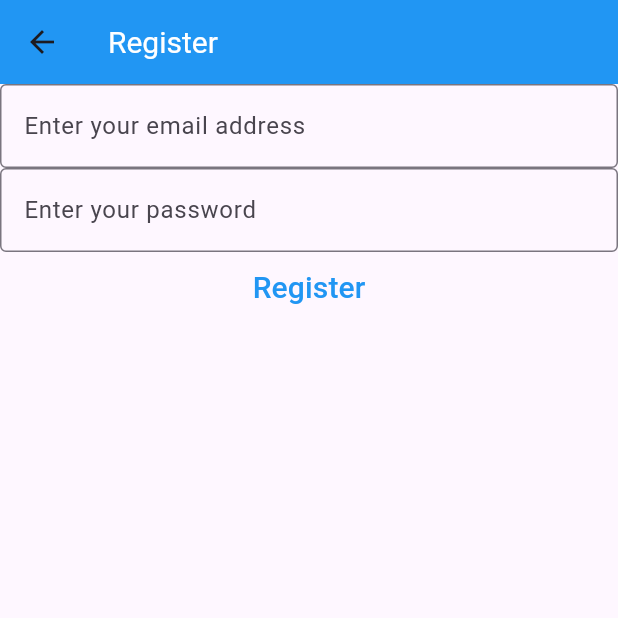
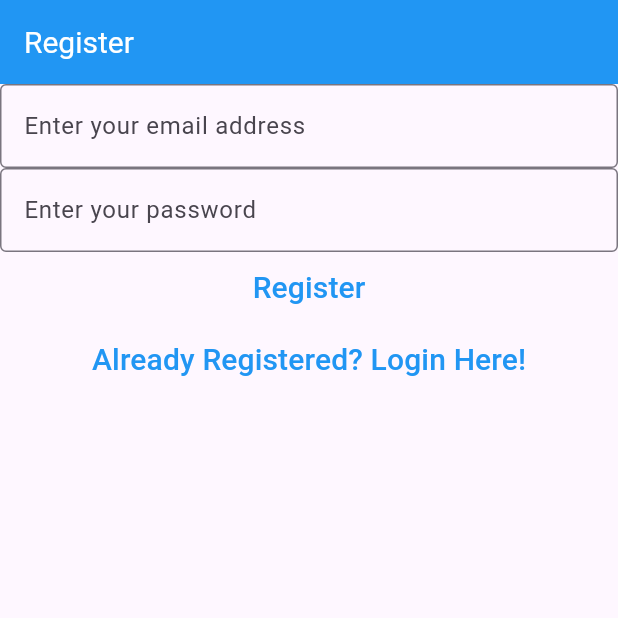
Before and after one commit to DeathlyMade/mynotes, a Flutter app: the RegisterView screen opened directly, on a phone screen of 412 x 824 dp, the top half of it. Run offline on Flutter 3.47's test engine with Material 3 defaults, Android fonts, the phone set to English and light mode, and no system bars; our stand-ins replace firebase_auth, firebase_core; accounts and stored records are empty.

Commit message:
Made many changes

```diff
--- a/lib/views/register_view.dart
+++ b/lib/views/register_view.dart
@@ -34,26 +34,8 @@ class _RegisterViewState extends State<RegisterView> {
         title: const Text('Register'),
         backgroundColor: Colors.blue,
         titleTextStyle: const TextStyle(color: Colors.white, fontSize: 20),
-      ),body: FutureBuilder(
-        future: Firebase.initializeApp(
-          options: DefaultFirebaseOptions.currentPlatform,
       ),
-        builder: (context, snapshot) {
-          if (snapshot.connectionState == ConnectionState.waiting) {
-            return const Center(
-              child: CircularProgressIndicator(),
-            );
-          }
-          if (snapshot.hasError) {
-            return Center(
-              child: Text('Error: ${snapshot.error}'),
-            );
-          }
-          // If the Firebase app has been initialized, display the registration form
-          // with email and password fields.
-          // Otherwise, display an error message.
-          if (snapshot.connectionState == ConnectionState.done) {
-            return Column(
+      body: Column(
                 children: [
                   TextField(
                     controller: _email,
@@ -97,11 +79,12 @@ class _RegisterViewState extends State<RegisterView> {
               child: const Text('Register', style: TextStyle(fontSize: 20, color: Colors.blue),
             ),
           ),
+          TextButton(
+            onPressed: () {
+              Navigator.of(context).pushNamedAndRemoveUntil('/login', (route) => false);
+            }, child: const Text('Already Registered? Login Here!', style: TextStyle(fontSize: 20, color: Colors.blue)),
+          )
         ],
-            );
-          }
-          return const Text('Error: Firebase app initialization failed.');
-        },
       ),
     );
   }
```
Also changed, not shown: lib/main.dart (+17 -6 lines), lib/views/login_view.dart (+7 -23 lines), lib/views/verify_email_view.dart (added, +27 -0 lines). Lines whose indentation alone changed are shown as unchanged.
